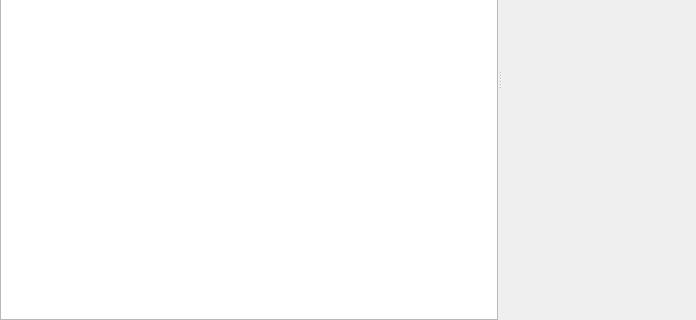
The window that src/gdxviewer/gdxviewer.ui (GAMS-dev/studio) describes before a commit, drawn with Qt 5; both pictures show x 0 to 696 and y 162 to 482 of the 696 by 482 pixel window.
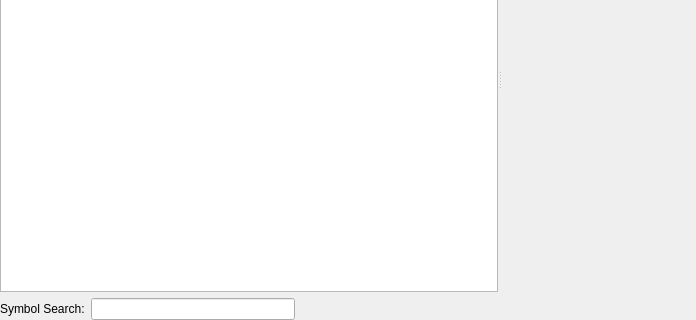
The same window after the commit. Custom widgets are drawn as their Qt base class.

Commit message: first version of symbol search in the GDX Viewer

```diff
--- a/src/gdxviewer/gdxviewer.ui
+++ b/src/gdxviewer/gdxviewer.ui
@@ -13,7 +13,10 @@
   <property name="windowTitle">
    <string>Form</string>
   </property>
-  <layout class="QHBoxLayout" name="horizontalLayout">
+  <layout class="QVBoxLayout" name="verticalLayout_2">
+   <property name="spacing">
+    <number>0</number>
+   </property>
    <property name="leftMargin">
     <number>0</number>
    </property>
@@ -28,12 +31,12 @@
    </property>
    <item>
     <widget class="QSplitter" name="splitter">
-     <property name="lineWidth">
-      <number>1</number>
-     </property>
      <property name="orientation">
       <enum>Qt::Horizontal</enum>
      </property>
+     <widget class="QWidget" name="">
+      <layout class="QVBoxLayout" name="verticalLayout">
+       <item>
      <widget class="QTableView" name="tvSymbols">
       <property name="sizePolicy">
        <sizepolicy hsizetype="Expanding" vsizetype="Expanding">
@@ -68,6 +71,36 @@
       <attribute name="verticalHeaderDefaultSectionSize">
        <number>22</number>
       </attribute>
+        </widget>
+       </item>
+       <item>
+        <layout class="QHBoxLayout" name="horizontalLayout">
+         <item>
+          <widget class="QLabel" name="label">
+           <property name="text">
+            <string>Symbol Search:</string>
+           </property>
+          </widget>
+         </item>
+         <item>
+          <widget class="QLineEdit" name="lineEdit"/>
+         </item>
+         <item>
+          <spacer name="horizontalSpacer">
+           <property name="orientation">
+            <enum>Qt::Horizontal</enum>
+           </property>
+           <property name="sizeHint" stdset="0">
+            <size>
+             <width>40</width>
+             <height>20</height>
+            </size>
+           </property>
+          </spacer>
+         </item>
+        </layout>
+       </item>
+      </layout>
      </widget>
      <widget class="GdxSymbolView" name="widget" native="true"/>
     </widget>
```
Lines whose indentation alone changed are shown as unchanged. The commit also changes 2 other files.
